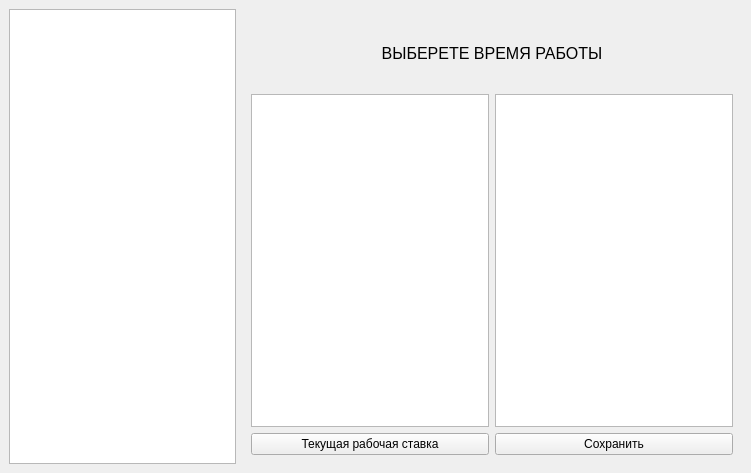
Above: src/view/settingswindow.ui from rnikbond/worktime before the change. Below: the same form after it.
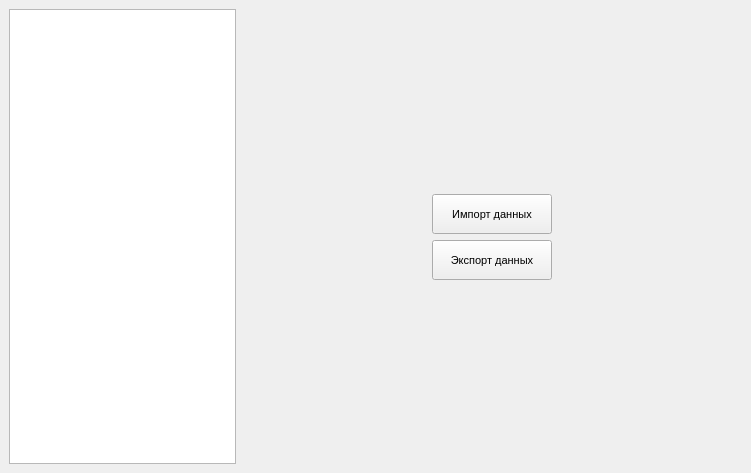
That is the form after the change.

Commit message: Fix bug set time start after run timer. Add import/export in settings

What changed in the file:
```diff
--- a/src/view/settingswindow.ui
+++ b/src/view/settingswindow.ui
@@ -69,7 +69,7 @@
          </size>
         </property>
         <property name="currentIndex">
-         <number>0</number>
+         <number>5</number>
         </property>
         <widget class="QWidget" name="WorkingRatePage">
          <layout class="QGridLayout" name="gridLayout">
@@ -507,6 +507,106 @@
           </item>
          </layout>
         </widget>
+        <widget class="QWidget" name="ImportExportPage">
+         <layout class="QVBoxLayout" name="verticalLayout_6">
+          <item>
+           <spacer name="verticalSpacer">
+            <property name="orientation">
+             <enum>Qt::Vertical</enum>
+            </property>
+            <property name="sizeHint" stdset="0">
+             <size>
+              <width>20</width>
+              <height>159</height>
+             </size>
+            </property>
+           </spacer>
+          </item>
+          <item>
+           <layout class="QHBoxLayout" name="horizontalLayout_6">
+            <item>
+             <spacer name="horizontalSpacer_3">
+              <property name="orientation">
+               <enum>Qt::Horizontal</enum>
+              </property>
+              <property name="sizeHint" stdset="0">
+               <size>
+                <width>40</width>
+                <height>20</height>
+               </size>
+              </property>
+             </spacer>
+            </item>
+            <item>
+             <layout class="QVBoxLayout" name="verticalLayout_5">
+              <item>
+               <widget class="QPushButton" name="ImportButton">
+                <property name="minimumSize">
+                 <size>
+                  <width>120</width>
+                  <height>40</height>
+                 </size>
+                </property>
+                <property name="font">
+                 <font>
+                  <pointsize>8</pointsize>
+                 </font>
+                </property>
+                <property name="text">
+                 <string>Импорт данных</string>
+                </property>
+               </widget>
+              </item>
+              <item>
+               <widget class="QPushButton" name="ExportButton">
+                <property name="minimumSize">
+                 <size>
+                  <width>120</width>
+                  <height>40</height>
+                 </size>
+                </property>
+                <property name="font">
+                 <font>
+                  <pointsize>8</pointsize>
+                 </font>
+                </property>
+                <property name="text">
+                 <string>Экспорт данных</string>
+                </property>
+               </widget>
+              </item>
+             </layout>
+            </item>
+            <item>
+             <spacer name="horizontalSpacer_4">
+              <property name="orientation">
+               <enum>Qt::Horizontal</enum>
+              </property>
+              <property name="sizeHint" stdset="0">
+               <size>
+                <width>40</width>
+                <height>20</height>
+               </size>
+              </property>
+             </spacer>
+            </item>
+           </layout>
+          </item>
+          <item>
+           <spacer name="verticalSpacer_3">
+            <property name="orientation">
+             <enum>Qt::Vertical</enum>
+            </property>
+            <property name="sizeHint" stdset="0">
+             <size>
+              <width>20</width>
+              <height>159</height>
+             </size>
+            </property>
+           </spacer>
+          </item>
+         </layout>
+        </widget>
        </widget>
       </item>
      </layout>
```
The commit also changes 11 other files.
